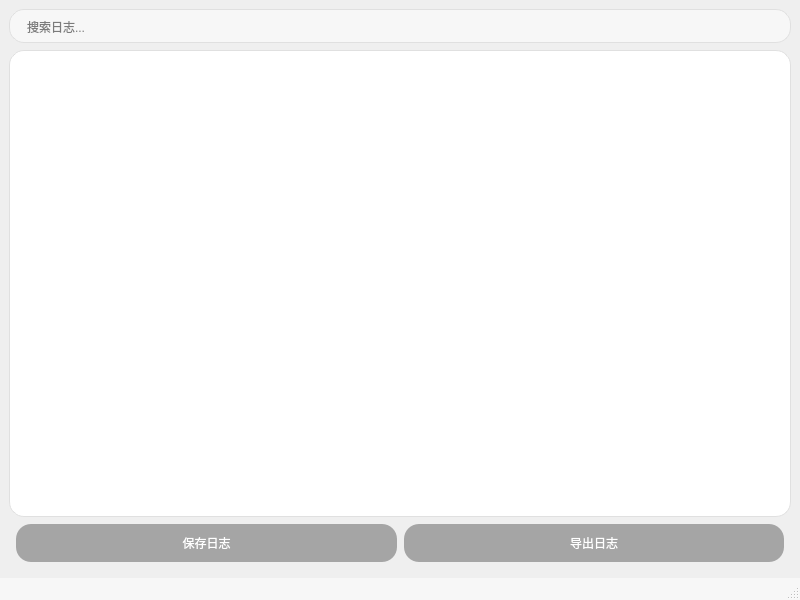
First picture: the form in logwindows.ui, repository Ethereaity/InterfaceDesign, before the edit.
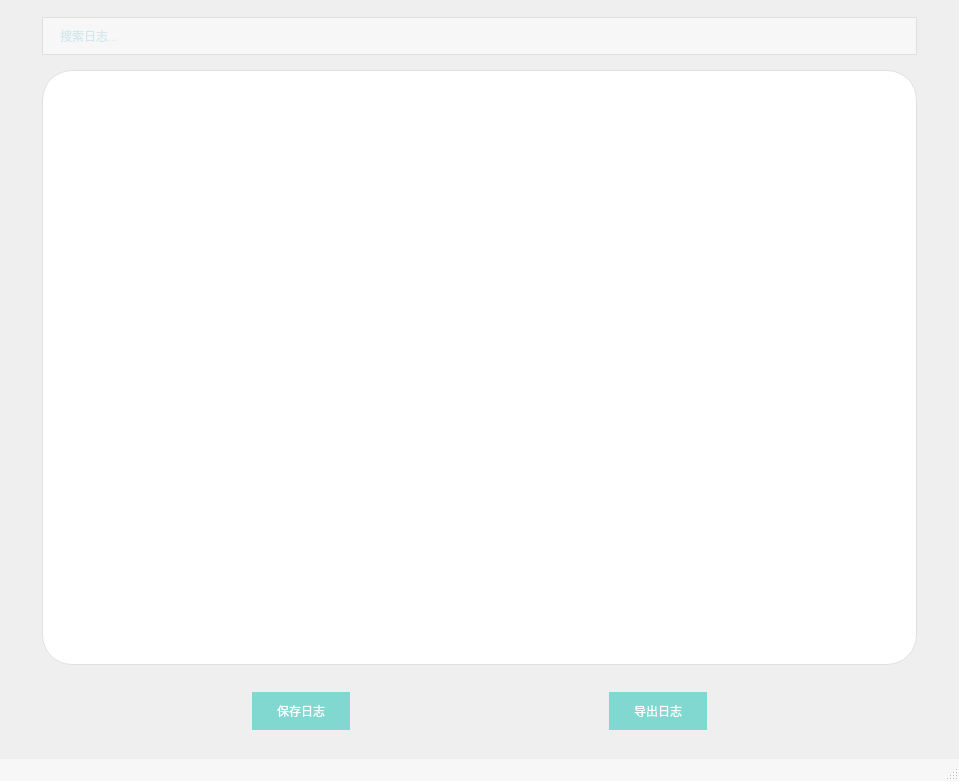
Second picture: the form after the edit.

Commit message: 美化日志窗口

Patch:
```diff
--- a/logwindows.ui
+++ b/logwindows.ui
@@ -6,8 +6,8 @@
    <rect>
     <x>0</x>
     <y>0</y>
-    <width>800</width>
-    <height>600</height>
+    <width>959</width>
+    <height>781</height>
    </rect>
   </property>
   <property name="windowTitle">
@@ -19,42 +19,287 @@
      <number>7</number>
     </property>
     <item>
-     <widget class="QLineEdit" name="searchBar">
-      <property name="styleSheet">
-       <string notr="true">
+     <spacer name="verticalSpacer_3">
+      <property name="orientation">
+       <enum>Qt::Vertical</enum>
+      </property>
+      <property name="sizeType">
+       <enum>QSizePolicy::Preferred</enum>
+      </property>
+      <property name="sizeHint" stdset="0">
+       <size>
+        <width>20</width>
+        <height>8</height>
+       </size>
+      </property>
+     </spacer>
+    </item>
+    <item>
+     <layout class="QHBoxLayout" name="horizontalLayout_2">
+      <property name="bottomMargin">
+       <number>0</number>
+      </property>
+      <item>
+       <spacer name="horizontalSpacer_5">
+        <property name="orientation">
+         <enum>Qt::Horizontal</enum>
+        </property>
+        <property name="sizeType">
+         <enum>QSizePolicy::Preferred</enum>
+        </property>
+        <property name="sizeHint" stdset="0">
+         <size>
+          <width>33</width>
+          <height>20</height>
+         </size>
+        </property>
+       </spacer>
+      </item>
+      <item>
+       <widget class="QLineEdit" name="searchBar">
+        <property name="sizePolicy">
+         <sizepolicy hsizetype="Expanding" vsizetype="Preferred">
+          <horstretch>0</horstretch>
+          <verstretch>0</verstretch>
+         </sizepolicy>
+        </property>
+        <property name="minimumSize">
+         <size>
+          <width>660</width>
+          <height>38</height>
+         </size>
+        </property>
+        <property name="styleSheet">
+         <string notr="true">
         QLineEdit {
-          font: 10pt "PingFang SC";
-          border-radius: 15px;
+          font: 10pt &quot;PingFang SC&quot;;
+          border-radius: 20px;
           border: 1px solid #E0E0E0;
           padding: 8px 15px;
           background-color: #F7F7F7;
+          color: #ADD8E6;
         }
        </string>
+        </property>
+        <property name="placeholderText">
+         <string>搜索日志...</string>
+        </property>
+       </widget>
+      </item>
+      <item>
+       <spacer name="horizontalSpacer_8">
+        <property name="orientation">
+         <enum>Qt::Horizontal</enum>
+        </property>
+        <property name="sizeType">
+         <enum>QSizePolicy::Preferred</enum>
+        </property>
+        <property name="sizeHint" stdset="0">
+         <size>
+          <width>33</width>
+          <height>20</height>
+         </size>
+        </property>
+       </spacer>
+      </item>
+     </layout>
+    </item>
+    <item>
+     <spacer name="verticalSpacer">
+      <property name="orientation">
+       <enum>Qt::Vertical</enum>
       </property>
-      <property name="placeholderText">
-       <string>搜索日志...</string>
+      <property name="sizeType">
+       <enum>QSizePolicy::Preferred</enum>
       </property>
-     </widget>
+      <property name="sizeHint" stdset="0">
+       <size>
+        <width>20</width>
+        <height>8</height>
+       </size>
+      </property>
+     </spacer>
     </item>
     <item>
-     <widget class="QTextEdit" name="logArea">
-      <property name="styleSheet">
-       <string notr="true">
+     <layout class="QHBoxLayout" name="horizontalLayout">
+      <item>
+       <spacer name="horizontalSpacer_6">
+        <property name="orientation">
+         <enum>Qt::Horizontal</enum>
+        </property>
+        <property name="sizeType">
+         <enum>QSizePolicy::Preferred</enum>
+        </property>
+        <property name="sizeHint" stdset="0">
+         <size>
+          <width>33</width>
+          <height>20</height>
+         </size>
+        </property>
+       </spacer>
+      </item>
+      <item>
+       <widget class="QTextEdit" name="logArea">
+        <property name="sizePolicy">
+         <sizepolicy hsizetype="Expanding" vsizetype="Expanding">
+          <horstretch>0</horstretch>
+          <verstretch>0</verstretch>
+         </sizepolicy>
+        </property>
+        <property name="minimumSize">
+         <size>
+          <width>660</width>
+          <height>495</height>
+         </size>
+        </property>
+        <property name="palette">
+         <palette>
+          <active>
+           <colorrole role="Button">
+            <brush brushstyle="SolidPattern">
+             <color alpha="255">
+              <red>255</red>
+              <green>255</green>
+              <blue>255</blue>
+             </color>
+            </brush>
+           </colorrole>
+           <colorrole role="Base">
+            <brush brushstyle="SolidPattern">
+             <color alpha="255">
+              <red>255</red>
+              <green>255</green>
+              <blue>255</blue>
+             </color>
+            </brush>
+           </colorrole>
+           <colorrole role="Window">
+            <brush brushstyle="SolidPattern">
+             <color alpha="255">
+              <red>255</red>
+              <green>255</green>
+              <blue>255</blue>
+             </color>
+            </brush>
+           </colorrole>
+          </active>
+          <inactive>
+           <colorrole role="Button">
+            <brush brushstyle="SolidPattern">
+             <color alpha="255">
+              <red>255</red>
+              <green>255</green>
+              <blue>255</blue>
+             </color>
+            </brush>
+           </colorrole>
+           <colorrole role="Base">
+            <brush brushstyle="SolidPattern">
+             <color alpha="255">
+              <red>255</red>
+              <green>255</green>
+              <blue>255</blue>
+             </color>
+            </brush>
+           </colorrole>
+           <colorrole role="Window">
+            <brush brushstyle="SolidPattern">
+             <color alpha="255">
+              <red>255</red>
+              <green>255</green>
+              <blue>255</blue>
+             </color>
+            </brush>
+           </colorrole>
+          </inactive>
+          <disabled>
+           <colorrole role="Button">
+            <brush brushstyle="SolidPattern">
+             <color alpha="255">
+              <red>255</red>
+              <green>255</green>
+              <blue>255</blue>
+             </color>
+            </brush>
+           </colorrole>
+           <colorrole role="Base">
+            <brush brushstyle="SolidPattern">
+             <color alpha="255">
+              <red>255</red>
+              <green>255</green>
+              <blue>255</blue>
+             </color>
+            </brush>
+           </colorrole>
+           <colorrole role="Window">
+            <brush brushstyle="SolidPattern">
+             <color alpha="255">
+              <red>255</red>
+              <green>255</green>
+              <blue>255</blue>
+             </color>
+            </brush>
+           </colorrole>
+          </disabled>
+         </palette>
+        </property>
+        <property name="tabletTracking">
+         <bool>false</bool>
+        </property>
+        <property name="styleSheet">
+         <string notr="true">
         QTextEdit {
-          font: 12pt "PingFang SC";
+          font: 12pt &quot;PingFang SC&quot;;
           border: 1px solid #E0E0E0;
-          border-radius: 15px;
+          border-radius: 30px;
           background-color: #FFFFFF;
           padding: 12px;
         }
        </string>
+        </property>
+        <property name="readOnly">
+         <bool>false</bool>
+        </property>
+       </widget>
+      </item>
+      <item>
+       <spacer name="horizontalSpacer_7">
+        <property name="orientation">
+         <enum>Qt::Horizontal</enum>
+        </property>
+        <property name="sizeType">
+         <enum>QSizePolicy::Preferred</enum>
+        </property>
+        <property name="sizeHint" stdset="0">
+         <size>
+          <width>33</width>
+          <height>20</height>
+         </size>
+        </property>
+       </spacer>
+      </item>
+     </layout>
+    </item>
+    <item>
+     <spacer name="verticalSpacer_4">
+      <property name="orientation">
+       <enum>Qt::Vertical</enum>
       </property>
-     </widget>
+      <property name="sizeType">
+       <enum>QSizePolicy::Preferred</enum>
+      </property>
+      <property name="sizeHint" stdset="0">
+       <size>
+        <width>20</width>
+        <height>20</height>
+       </size>
+      </property>
+     </spacer>
     </item>
     <item>
      <layout class="QHBoxLayout" name="horizontalLayoutButtons">
       <property name="spacing">
-       <number>7</number>
+       <number>15</number>
       </property>
       <item>
        <spacer name="horizontalSpacer">
@@ -64,69 +309,143 @@
         <property name="sizeType">
          <enum>QSizePolicy::Expanding</enum>
         </property>
+        <property name="sizeHint" stdset="0">
+         <size>
+          <width>99</width>
+          <height>0</height>
+         </size>
+        </property>
        </spacer>
       </item>
       <item>
        <widget class="QPushButton" name="saveButton">
+        <property name="sizePolicy">
+         <sizepolicy hsizetype="Preferred" vsizetype="Preferred">
+          <horstretch>0</horstretch>
+          <verstretch>0</verstretch>
+         </sizepolicy>
+        </property>
+        <property name="minimumSize">
+         <size>
+          <width>61</width>
+          <height>38</height>
+         </size>
+        </property>
+        <property name="styleSheet">
+         <string notr="true">
+          QPushButton {
+            font: 10pt &quot;PingFang SC&quot;;
+            color: white;
+            background-color: #81D8D0;
+            border-radius: 20px;
+            padding: 10px 25px;
+          }
+          QPushButton:hover {
+            background-color: #B2DFE5;
+          }
+         </string>
+        </property>
         <property name="text">
          <string>保存日志</string>
         </property>
-        <property name="styleSheet">
-         <string notr="true">
-          QPushButton {
-            font: 10pt "PingFang SC";
-            color: white;
-            background-color: #A5A5A5;
-            border-radius: 15px;
-            padding: 10px 25px;
-          }
-          QPushButton:hover {
-            background-color: #8E8E8E;
-          }
-         </string>
-        </property>
        </widget>
       </item>
+      <item>
+       <spacer name="horizontalSpacer_3">
+        <property name="orientation">
+         <enum>Qt::Horizontal</enum>
+        </property>
+        <property name="sizeType">
+         <enum>QSizePolicy::Expanding</enum>
+        </property>
+        <property name="sizeHint" stdset="0">
+         <size>
+          <width>99</width>
+          <height>10</height>
+         </size>
+        </property>
+       </spacer>
+      </item>
       <item>
        <widget class="QPushButton" name="exportButton">
+        <property name="sizePolicy">
+         <sizepolicy hsizetype="Preferred" vsizetype="Preferred">
+          <horstretch>0</horstretch>
+          <verstretch>0</verstretch>
+         </sizepolicy>
+        </property>
+        <property name="minimumSize">
+         <size>
+          <width>61</width>
+          <height>38</height>
+         </size>
+        </property>
+        <property name="styleSheet">
+         <string notr="true">
+          QPushButton {
+            font: 10pt &quot;PingFang SC&quot;;
+            color: white;
+            background-color: #81D8D0;
+            border-radius: 20px;
+            padding: 10px 25px;
+          }
+          QPushButton:hover {
+            background-color: #B2DFE5;
+          }
+         </string>
+        </property>
         <property name="text">
          <string>导出日志</string>
         </property>
-        <property name="styleSheet">
-         <string notr="true">
-          QPushButton {
-            font: 10pt "PingFang SC";
-            color: white;
-            background-color: #A5A5A5;
-            border-radius: 15px;
-            padding: 10px 25px;
-          }
-          QPushButton:hover {
-            background-color: #8E8E8E;
-          }
-         </string>
-        </property>
        </widget>
       </item>
+      <item>
+       <spacer name="horizontalSpacer_4">
+        <property name="orientation">
+         <enum>Qt::Horizontal</enum>
+        </property>
+        <property name="sizeType">
+         <enum>QSizePolicy::Expanding</enum>
+        </property>
+        <property name="sizeHint" stdset="0">
+         <size>
+          <width>99</width>
+          <height>20</height>
+         </size>
+        </property>
+       </spacer>
+      </item>
       <item>
        <spacer name="horizontalSpacer_2">
         <property name="orientation">
          <enum>Qt::Horizontal</enum>
         </property>
         <property name="sizeType">
-         <enum>QSizePolicy::Expanding</enum>
+         <enum>QSizePolicy::Fixed</enum>
+        </property>
+        <property name="sizeHint" stdset="0">
+         <size>
+          <width>0</width>
+          <height>0</height>
+         </size>
         </property>
        </spacer>
       </item>
      </layout>
     </item>
     <item>
-     <spacer name="verticalSpacer">
+     <spacer name="verticalSpacer_5">
       <property name="orientation">
        <enum>Qt::Vertical</enum>
       </property>
       <property name="sizeType">
-       <enum>QSizePolicy::Expanding</enum>
+       <enum>QSizePolicy::Preferred</enum>
+      </property>
+      <property name="sizeHint" stdset="0">
+       <size>
+        <width>20</width>
+        <height>20</height>
+       </size>
       </property>
      </spacer>
     </item>
```
Left out of the diff: 4 changed lines with no effect on the pictures.
